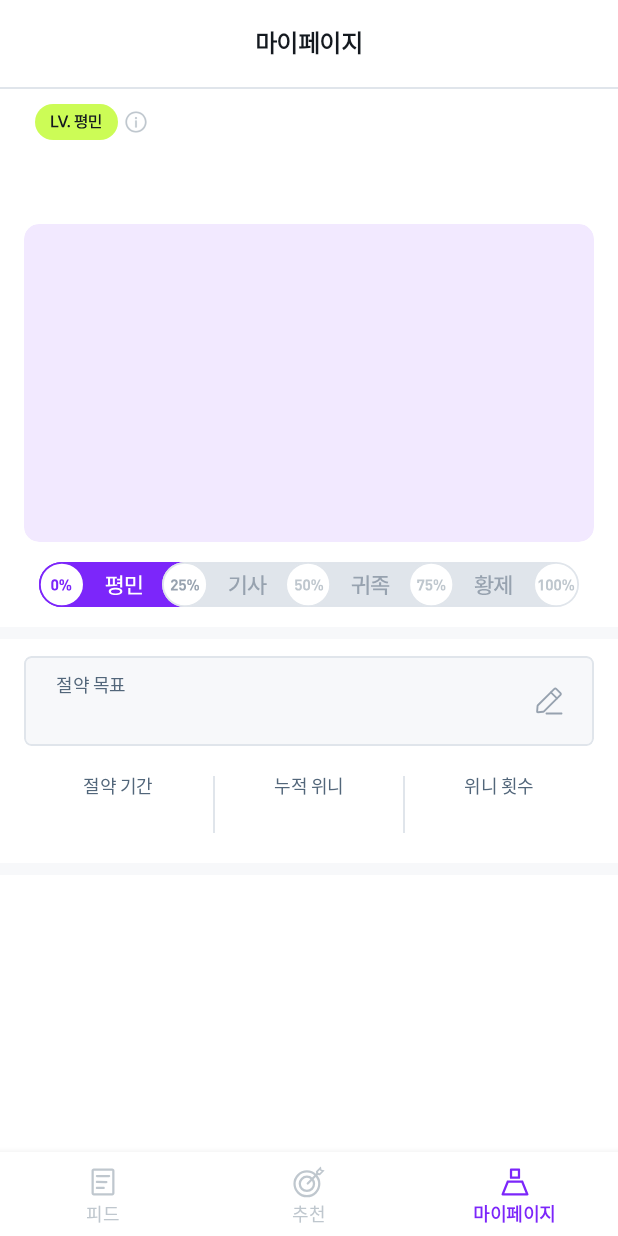
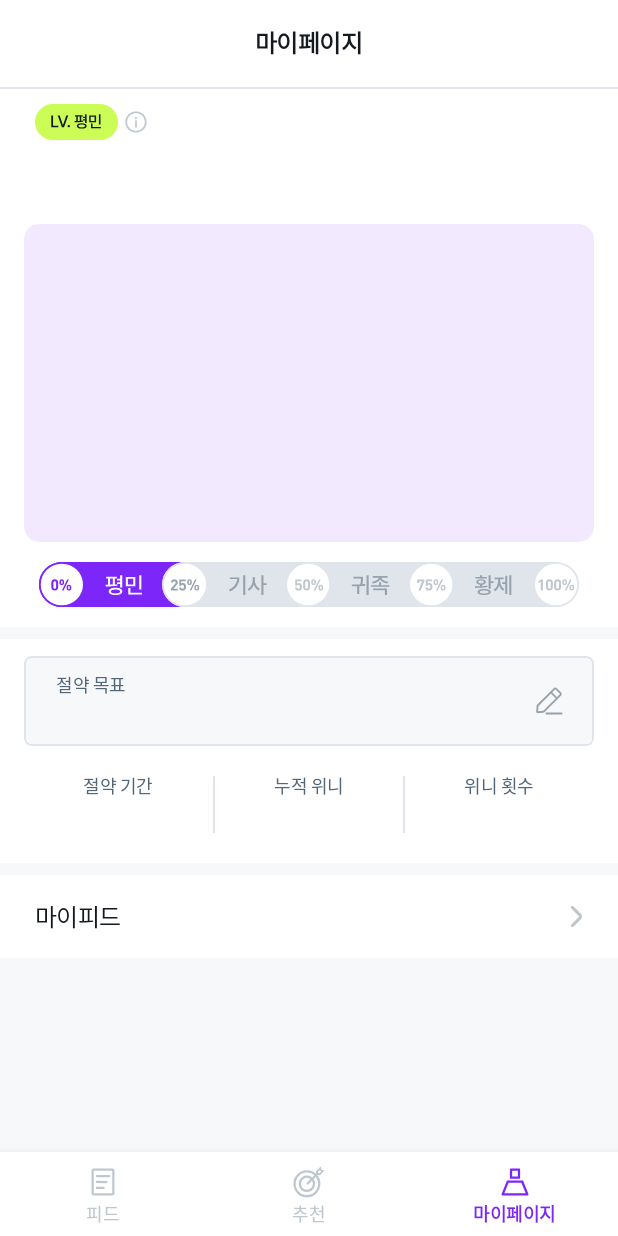
Before and after one commit to team-winey/Winey-AOS, an Android app: the screen it shows after launch (MainActivity), item 3 of the bottom bar chosen, on a phone screen of 412 x 824 dp. Run offline under Robolectric (Android 15) with nearby library versions, the phone set to English and light mode, and no system bars; our stand-ins replace Dagger/Hilt's generated code, data binding.

Commit message:
[ui] #13 마이피드 이동 버튼

```diff
--- a/app/src/main/res/layout/fragment_my_page.xml
+++ b/app/src/main/res/layout/fragment_my_page.xml
@@ -247,5 +247,32 @@
             android:background="@color/gray_50"
             app:layout_constraintTop_toBottomOf="@id/cl_mypage_detail" />
 
+        <TextView
+            android:id="@+id/tv_mypage_myfeed"
+            android:layout_width="wrap_content"
+            android:layout_height="wrap_content"
+            android:layout_marginStart="23dp"
+            android:layout_marginTop="15dp"
+            android:text="@string/mypage_myfeed"
+            android:textAppearance="@style/TextAppearance.WINEY.body_m_16"
+            app:layout_constraintStart_toStartOf="parent"
+            app:layout_constraintTop_toBottomOf="@id/v_mypage_line5" />
+
+        <androidx.appcompat.widget.AppCompatImageButton
+            android:id="@+id/btn_mypage_myfeed"
+            android:layout_width="wrap_content"
+            android:layout_height="wrap_content"
+            android:background="@android:color/transparent"
+            android:src="@drawable/ic_mypage_next"
+            app:layout_constraintEnd_toEndOf="parent"
+            app:layout_constraintTop_toBottomOf="@id/v_mypage_line5" />
+
+        <View
+            android:id="@+id/v_mypage_space"
+            android:layout_width="match_parent"
+            android:layout_height="wrap_content"
+            android:background="@color/gray_50"
+            app:layout_constraintTop_toBottomOf="@id/btn_mypage_myfeed" />
+
     </androidx.constraintlayout.widget.ConstraintLayout>
 </layout>
```
